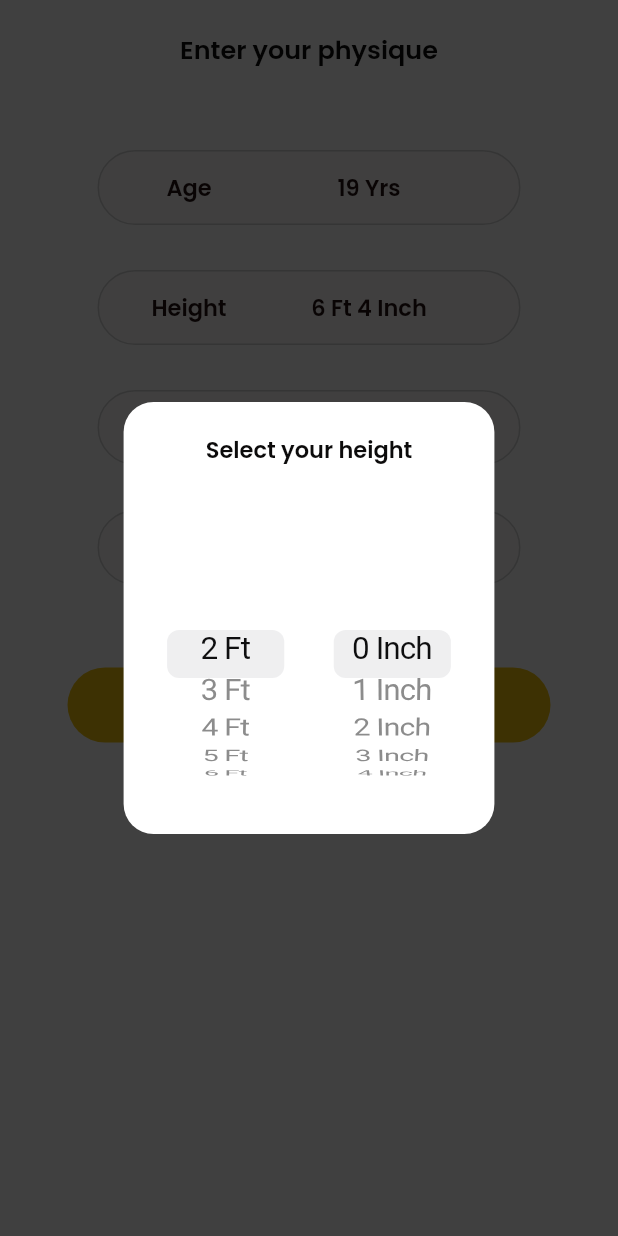
After one commit to sayedmostaf/healtho, a Flutter app: the PhysiquePage screen opened directly, after a tap on "Height", on a phone screen of 412 x 824 dp. The commit adds this screen. Run offline on Flutter 3.47's test engine with Material 3 defaults, Android fonts, the phone set to English and light mode, and no system bars; missing offline and left inert: otp_text_field_v2, otp_timer_button.

Commit message:
create height page

```diff
--- a/lib/features/physique/widgets/height_selector.dart
+++ b/lib/features/physique/widgets/height_selector.dart
@@ -1,5 +1,6 @@
 import 'package:flutter/material.dart';
 import 'package:healtho/core/widgets/round_title_value_button.dart';
+import 'package:healtho/features/select_height/select_height_page.dart';
 
 class HeightSelector extends StatelessWidget {
   final String selectedHeight;
--- /dev/null
+++ b/lib/features/select_height/select_height_page.dart
@@ -0,0 +1,114 @@
+import 'package:flutter/cupertino.dart';
+import 'package:flutter/material.dart';
+import 'package:healtho/core/utils/colors.dart';
+import 'package:healtho/core/utils/functions/navigation.dart';
+
+class SelectHeightPage extends StatefulWidget {
+  const SelectHeightPage({super.key, required this.didChange});
+  final ValueChanged<Map<String, String>> didChange;
+
+  @override
+  State<SelectHeightPage> createState() => _SelectHeightPageState();
+}
+
+class _SelectHeightPageState extends State<SelectHeightPage> {
+  List valueFt = [];
+  List valueInch = [];
+
+  int selectFt = 0;
+  int selectInch = 0;
+
+  @override
+  void initState() {
+    super.initState();
+
+    for (var i = 2; i < 11; i++) {
+      valueFt.add({"name": "$i Ft", "value": i});
+    }
+
+    for (var i = 0; i < 12; i++) {
+      valueInch.add({"name": "$i Inch", "value": i});
+    }
+  }
+
+  @override
+  Widget build(BuildContext context) {
+    return Container(
+      width: context.width,
+      height: context.height,
+      color: Colors.black45,
+      alignment: Alignment.center,
+      child: Container(
+        width: context.width * 0.6,
+        decoration: BoxDecoration(
+          color: Colors.white,
+          borderRadius: BorderRadius.circular(
+            20,
+          ),
+        ),
+        padding: const EdgeInsets.all(20),
+        child: Column(
+          mainAxisSize: MainAxisSize.min,
+          crossAxisAlignment: CrossAxisAlignment.center,
+          children: [
+            Text(
+              "Select your height",
+              style: TextStyle(
+                color: AppColors.primaryText,
+                fontSize: 15,
+                fontWeight: FontWeight.w600,
+              ),
+            ),
+            const SizedBox(
+              height: 25,
+            ),
+            SizedBox(
+              height: 200,
+              child: Row(
+                children: [
+                  Expanded(
+                    child: CupertinoPicker(
+                      itemExtent: 32,
+                      onSelectedItemChanged: (value) {
+                        selectFt = value;
+                        widget.didChange({
+                          "ft": valueFt[selectFt]["name"],
+                          "inch": valueInch[selectInch]["name"],
+                        });
+                      },
+                      children: List<Widget>.generate(valueFt.length, (index) {
+                        var obj = valueFt[index];
+
+                        return Text("${obj["name"]}");
+                      }),
+                    ),
+                  ),
+                  const SizedBox(
+                    width: 15,
+                  ),
+                  Expanded(
+                    child: CupertinoPicker(
+                      itemExtent: 32,
+                      onSelectedItemChanged: (value) {
+                        selectInch = value;
+                        widget.didChange({
+                          "ft": valueFt[selectFt]["name"],
+                          "inch": valueInch[selectInch]["name"],
+                        });
+                      },
+                      children: List<Widget>.generate(valueFt.length, (index) {
+                        var obj = valueInch[index];
+
+                        return Text("${obj["name"]}");
+                      }),
+                    ),
+                  )
+                ],
+              ),
+            )
+          ],
+        ),
+      ),
+    );
+  }
+}
```
